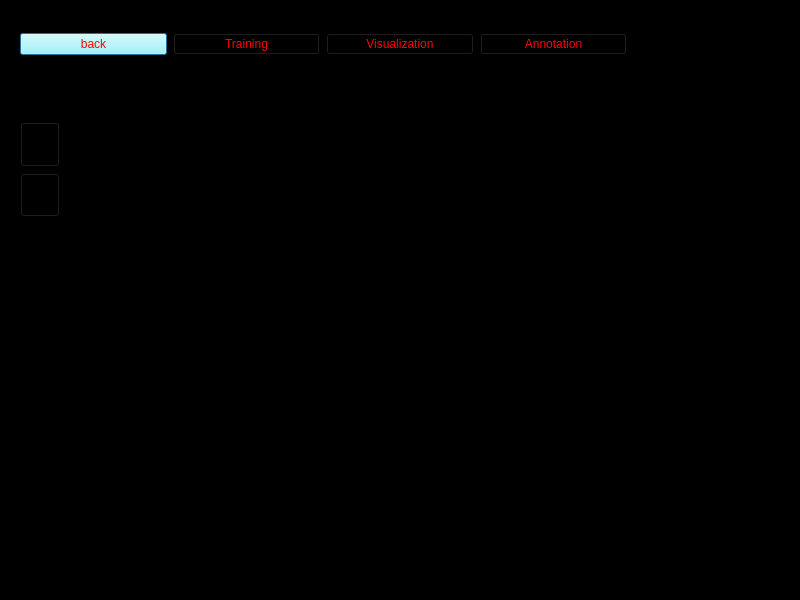
The window that rLearning_Computer_Vision/Learn_Computer_Vision_Dialog.ui (SAIL-LAB155/Learning_Computer_Vision) describes before a commit, drawn with Qt 5.
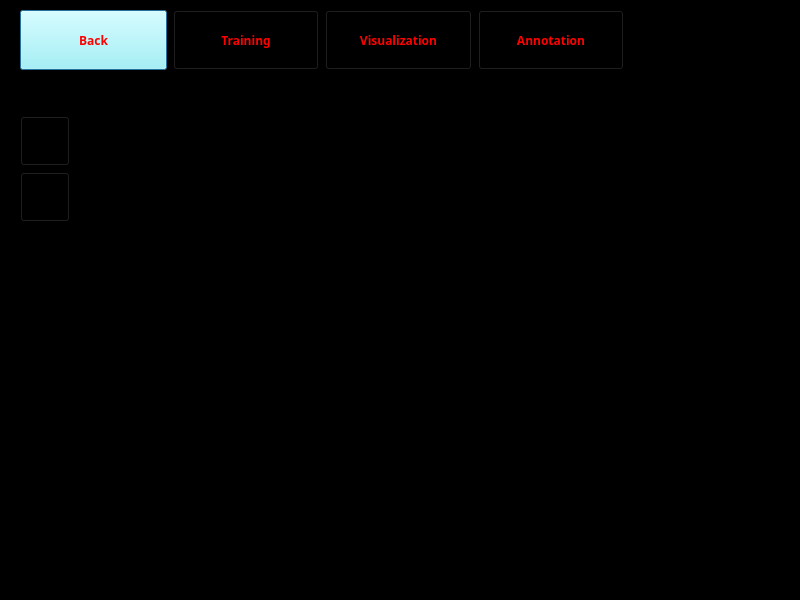
The same window after the commit. Icons and pictures are not drawn.

```diff
--- a/rLearning_Computer_Vision/Learn_Computer_Vision_Dialog.ui
+++ b/rLearning_Computer_Vision/Learn_Computer_Vision_Dialog.ui
@@ -25,12 +25,12 @@
   <property name="styleSheet">
    <string notr="true">background-color: rgb(0, 0, 0);</string>
   </property>
-  <layout class="QVBoxLayout" name="verticalLayout" stretch="1,1,2,8">
+  <layout class="QVBoxLayout" name="verticalLayout" stretch="1,0,2,8">
    <property name="leftMargin">
     <number>20</number>
    </property>
    <property name="topMargin">
-    <number>20</number>
+    <number>10</number>
    </property>
    <property name="rightMargin">
     <number>20</number>
@@ -43,28 +43,42 @@
      <item>
       <widget class="QPushButton" name="m_btn_Back">
        <property name="sizePolicy">
-        <sizepolicy hsizetype="Preferred" vsizetype="Fixed">
+        <sizepolicy hsizetype="Minimum" vsizetype="Preferred">
          <horstretch>0</horstretch>
          <verstretch>0</verstretch>
         </sizepolicy>
        </property>
+       <property name="font">
+        <font>
+         <family>Purisa</family>
+         <weight>75</weight>
+         <bold>true</bold>
+        </font>
+       </property>
        <property name="styleSheet">
         <string notr="true">color: rgb(255, 0, 0);
 background-color: rgb(155, 255, 255);</string>
        </property>
        <property name="text">
-        <string>back</string>
+        <string>Back</string>
        </property>
       </widget>
      </item>
      <item>
       <widget class="QPushButton" name="m_btn_Training">
        <property name="sizePolicy">
-        <sizepolicy hsizetype="Preferred" vsizetype="Fixed">
+        <sizepolicy hsizetype="Minimum" vsizetype="Preferred">
          <horstretch>0</horstretch>
          <verstretch>0</verstretch>
         </sizepolicy>
        </property>
+       <property name="font">
+        <font>
+         <family>Purisa</family>
+         <weight>75</weight>
+         <bold>true</bold>
+        </font>
+       </property>
        <property name="styleSheet">
         <string notr="true">color: rgb(255, 0, 0);</string>
        </property>
@@ -76,11 +90,18 @@
      <item>
       <widget class="QPushButton" name="m_btn_Visualization">
        <property name="sizePolicy">
-        <sizepolicy hsizetype="Preferred" vsizetype="Fixed">
+        <sizepolicy hsizetype="Minimum" vsizetype="Preferred">
          <horstretch>0</horstretch>
          <verstretch>0</verstretch>
         </sizepolicy>
        </property>
+       <property name="font">
+        <font>
+         <family>Purisa</family>
+         <weight>75</weight>
+         <bold>true</bold>
+        </font>
+       </property>
        <property name="styleSheet">
         <string notr="true">color: rgb(255, 0, 0);</string>
        </property>
@@ -92,11 +113,24 @@
      <item>
       <widget class="QPushButton" name="m_btn_Annotation">
        <property name="sizePolicy">
-        <sizepolicy hsizetype="Preferred" vsizetype="Fixed">
+        <sizepolicy hsizetype="Minimum" vsizetype="Preferred">
          <horstretch>0</horstretch>
          <verstretch>0</verstretch>
         </sizepolicy>
        </property>
+       <property name="minimumSize">
+        <size>
+         <width>0</width>
+         <height>0</height>
+        </size>
+       </property>
+       <property name="font">
+        <font>
+         <family>Purisa</family>
+         <weight>75</weight>
+         <bold>true</bold>
+        </font>
+       </property>
        <property name="styleSheet">
         <string notr="true">color: rgb(255, 0, 0);</string>
        </property>
@@ -111,11 +145,17 @@
         <bool>false</bool>
        </property>
        <property name="sizePolicy">
-        <sizepolicy hsizetype="Preferred" vsizetype="Preferred">
+        <sizepolicy hsizetype="Fixed" vsizetype="Fixed">
          <horstretch>0</horstretch>
          <verstretch>0</verstretch>
         </sizepolicy>
        </property>
+       <property name="minimumSize">
+        <size>
+         <width>150</width>
+         <height>60</height>
+        </size>
+       </property>
        <property name="styleSheet">
         <string notr="true">border-image: url(:/images/company-logo.png);</string>
        </property>
@@ -131,6 +171,9 @@
      <property name="orientation">
       <enum>Qt::Vertical</enum>
      </property>
+     <property name="sizeType">
+      <enum>QSizePolicy::Expanding</enum>
+     </property>
      <property name="sizeHint" stdset="0">
       <size>
        <width>20</width>
@@ -149,11 +192,17 @@
        <item>
         <widget class="QPushButton" name="m_btn_Home">
          <property name="sizePolicy">
-          <sizepolicy hsizetype="Preferred" vsizetype="Preferred">
+          <sizepolicy hsizetype="Fixed" vsizetype="Fixed">
            <horstretch>0</horstretch>
            <verstretch>0</verstretch>
           </sizepolicy>
          </property>
+         <property name="minimumSize">
+          <size>
+           <width>50</width>
+           <height>50</height>
+          </size>
+         </property>
          <property name="styleSheet">
           <string notr="true">border-image: url(:/images/left-navigator/home-g.png);</string>
          </property>
@@ -165,11 +214,17 @@
        <item>
         <widget class="QPushButton" name="m_btn_Brain">
          <property name="sizePolicy">
-          <sizepolicy hsizetype="Preferred" vsizetype="Preferred">
+          <sizepolicy hsizetype="Fixed" vsizetype="Fixed">
            <horstretch>0</horstretch>
            <verstretch>0</verstretch>
           </sizepolicy>
          </property>
+         <property name="minimumSize">
+          <size>
+           <width>50</width>
+           <height>50</height>
+          </size>
+         </property>
          <property name="styleSheet">
           <string notr="true">border-image: url(:/images/left-navigator/func-w.png);</string>
          </property>
@@ -200,6 +255,9 @@
      <property name="orientation">
       <enum>Qt::Vertical</enum>
      </property>
+     <property name="sizeType">
+      <enum>QSizePolicy::Expanding</enum>
+     </property>
      <property name="sizeHint" stdset="0">
       <size>
        <width>20</width>
```
